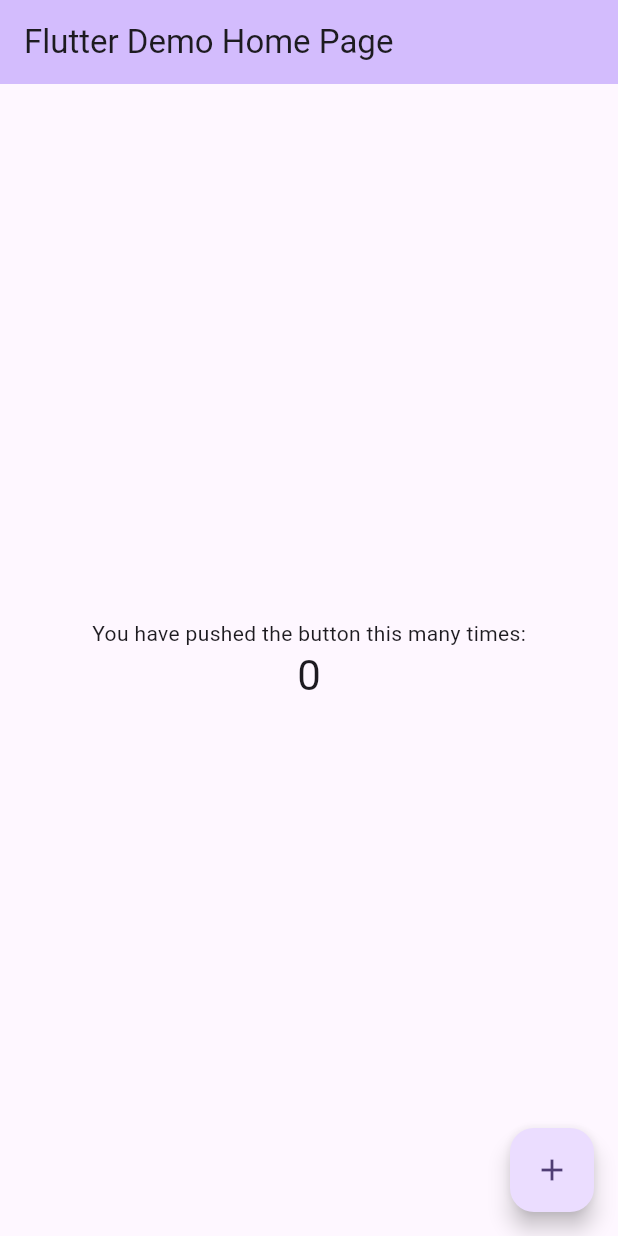
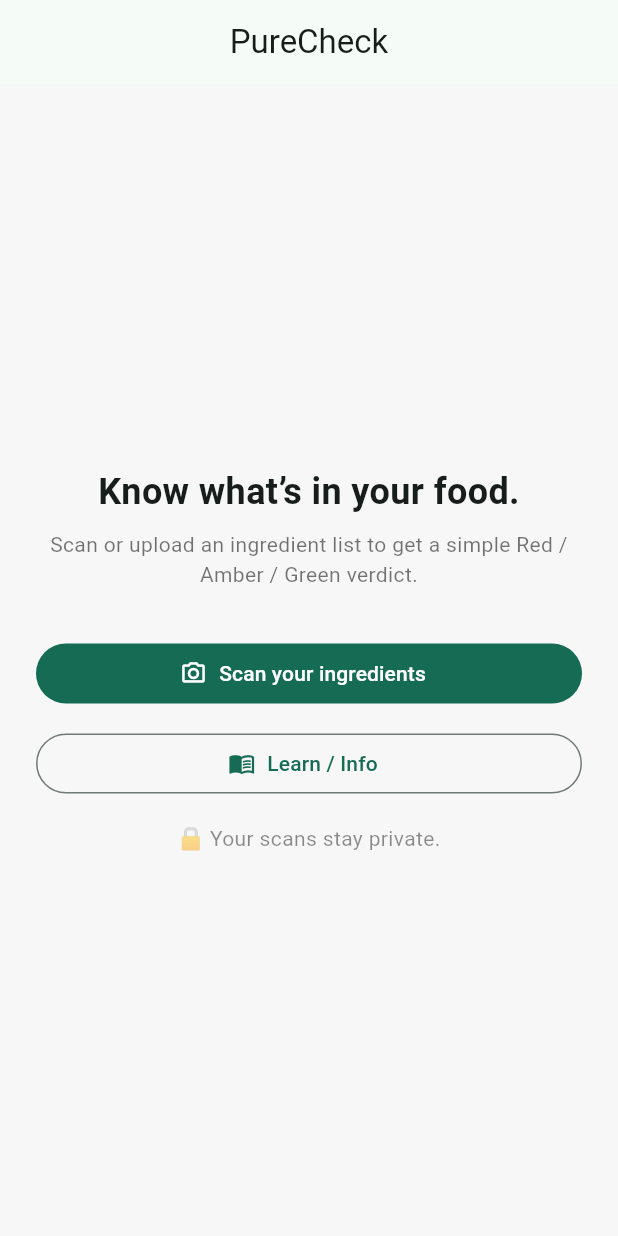
Before and after one commit to mgag-bus/purecheck, a Flutter app: the screen it shows after launch, on a phone screen of 412 x 824 dp. Run offline on Flutter 3.47's test engine with Material 3 defaults, Android fonts, the phone set to English and light mode, and no system bars.

Commit message:
feat: base app shell with Home screen and placeholders

```diff
--- /dev/null
+++ b/lib/features/home/home_screen.dart
@@ -0,0 +1,82 @@
+import 'package:flutter/material.dart';
+
+class HomeScreen extends StatelessWidget {
+  const HomeScreen({super.key});
+
+  @override
+  Widget build(BuildContext context) {
+    return Scaffold(
+      appBar: AppBar(
+        title: const Text('PureCheck'),
+        centerTitle: true,
+      ),
+      body: Padding(
+        padding: const EdgeInsets.all(24),
+        child: Column(
+          mainAxisAlignment: MainAxisAlignment.center,
+          children: [
+            const Text(
+              'Know what’s in your food.',
+              style: TextStyle(fontSize: 24, fontWeight: FontWeight.w600),
+              textAlign: TextAlign.center,
+            ),
+            const SizedBox(height: 8),
+            const Text(
+              'Scan or upload an ingredient list to get a simple Red / Amber / Green verdict.',
+              style: TextStyle(color: Colors.black54),
+              textAlign: TextAlign.center,
+            ),
+            const SizedBox(height: 32),
+            SizedBox(
+              width: double.infinity,
+              child: FilledButton.icon(
+                onPressed: () {
+                  // temporary navigation (we’ll wire real scan later)
+                  Navigator.of(context).push(
+                    MaterialPageRoute(builder: (_) => const _TempResultsPlaceholder()),
+                  );
+                },
+                icon: const Icon(Icons.photo_camera_outlined),
+                label: const Text('Scan your ingredients'),
+              ),
+            ),
+            const SizedBox(height: 12),
+            SizedBox(
+              width: double.infinity,
+              child: OutlinedButton.icon(
+                onPressed: () {
+                  Navigator.of(context).push(
+                    MaterialPageRoute(builder: (_) => const _TempLearnPlaceholder()),
+                  );
+                },
+                icon: const Icon(Icons.menu_book_outlined),
+                label: const Text('Learn / Info'),
+              ),
+            ),
+            const SizedBox(height: 16),
+            const Text('🔒 Your scans stay private.', style: TextStyle(color: Colors.black45)),
+          ],
+        ),
+      ),
+    );
+  }
+}
+
+// Temporary placeholders so navigation works; we’ll replace next steps.
+class _TempResultsPlaceholder extends StatelessWidget {
+  const _TempResultsPlaceholder({super.key});
+  @override
+  Widget build(BuildContext context) => Scaffold(
+        appBar: AppBar(title: const Text('Results')),
+        body: const Center(child: Text('Results Screen (placeholder)')),
+      );
+}
+
+class _TempLearnPlaceholder extends StatelessWidget {
+  const _TempLearnPlaceholder({super.key});
+  @override
+  Widget build(BuildContext context) => Scaffold(
+        appBar: AppBar(title: const Text('Learn / Info')),
+        body: const Center(child: Text('Learn / Info Screen (placeholder)')),
+      );
+}
--- a/lib/main.dart
+++ b/lib/main.dart
@@ -1,122 +1,23 @@
 import 'package:flutter/material.dart';
+import 'features/home/home_screen.dart';
 
 void main() {
-  runApp(const MyApp());
+  runApp(const PureCheckApp());
 }
 
-class MyApp extends StatelessWidget {
-  const MyApp({super.key});
+class PureCheckApp extends StatelessWidget {
+  const PureCheckApp({super.key});
 
-  // This widget is the root of your application.
   @override
   Widget build(BuildContext context) {
     return MaterialApp(
-      title: 'Flutter Demo',
+      title: 'PureCheck',
       theme: ThemeData(
-        // This is the theme of your application.
-        //
-        // TRY THIS: Try running your application with "flutter run". You'll see
-        // the application has a purple toolbar. Then, without quitting the app,
-        // try changing the seedColor in the colorScheme below to Colors.green
-        // and then invoke "hot reload" (save your changes or press the "hot
-        // reload" button in a Flutter-supported IDE, or press "r" if you used
-        // the command line to start the app).
-        //
-        // Notice that the counter didn't reset back to zero; the application
-        // state is not lost during the reload. To reset the state, use hot
-        // restart instead.
-        //
-        // This works for code too, not just values: Most code changes can be
-        // tested with just a hot reload.
-        colorScheme: ColorScheme.fromSeed(seedColor: Colors.deepPurple),
+        colorScheme: ColorScheme.fromSeed(seedColor: const Color(0xFF7BAA98)), // soft sage
+        useMaterial3: true,
+        scaffoldBackgroundColor: const Color(0xFFF7F7F7),
       ),
-      home: const MyHomePage(title: 'Flutter Demo Home Page'),
+      home: const HomeScreen(),
     );
   }
 }
-
-class MyHomePage extends StatefulWidget {
-  const MyHomePage({super.key, required this.title});
-
-  // This widget is the home page of your application. It is stateful, meaning
-  // that it has a State object (defined below) that contains fields that affect
-  // how it looks.
-
-  // This class is the configuration for the state. It holds the values (in this
-  // case the title) provided by the parent (in this case the App widget) and
-  // used by the build method of the State. Fields in a Widget subclass are
-  // always marked "final".
-
-  final String title;
-
-  @override
-  State<MyHomePage> createState() => _MyHomePageState();
-}
-
-class _MyHomePageState extends State<MyHomePage> {
-  int _counter = 0;
-
-  void _incrementCounter() {
-    setState(() {
-      // This call to setState tells the Flutter framework that something has
-      // changed in this State, which causes it to rerun the build method below
-      // so that the display can reflect the updated values. If we changed
-      // _counter without calling setState(), then the build method would not be
-      // called again, and so nothing would appear to happen.
-      _counter++;
-    });
-  }
-
-  @override
-  Widget build(BuildContext context) {
-    // This method is rerun every time setState is called, for instance as done
-    // by the _incrementCounter method above.
-    //
-    // The Flutter framework has been optimized to make rerunning build methods
-    // fast, so that you can just rebuild anything that needs updating rather
-    // than having to individually change instances of widgets.
-    return Scaffold(
-      appBar: AppBar(
-        // TRY THIS: Try changing the color here to a specific color (to
-        // Colors.amber, perhaps?) and trigger a hot reload to see the AppBar
-        // change color while the other colors stay the same.
-        backgroundColor: Theme.of(context).colorScheme.inversePrimary,
-        // Here we take the value from the MyHomePage object that was created by
-        // the App.build method, and use it to set our appbar title.
-        title: Text(widget.title),
-      ),
-      body: Center(
-        // Center is a layout widget. It takes a single child and positions it
-        // in the middle of the parent.
-        child: Column(
-          // Column is also a layout widget. It takes a list of children and
-          // arranges them vertically. By default, it sizes itself to fit its
-          // children horizontally, and tries to be as tall as its parent.
-          //
-          // Column has various properties to control how it sizes itself and
-          // how it positions its children. Here we use mainAxisAlignment to
-          // center the children vertically; the main axis here is the vertical
-          // axis because Columns are vertical (the cross axis would be
-          // horizontal).
-          //
-          // TRY THIS: Invoke "debug painting" (choose the "Toggle Debug Paint"
-          // action in the IDE, or press "p" in the console), to see the
-          // wireframe for each widget.
-          mainAxisAlignment: MainAxisAlignment.center,
-          children: <Widget>[
-            const Text('You have pushed the button this many times:'),
-            Text(
-              '$_counter',
-              style: Theme.of(context).textTheme.headlineMedium,
-            ),
-          ],
-        ),
-      ),
-      floatingActionButton: FloatingActionButton(
-        onPressed: _incrementCounter,
-        tooltip: 'Increment',
-        child: const Icon(Icons.add),
-      ), // This trailing comma makes auto-formatting nicer for build methods.
-    );
-  }
-}
```
Also changed, not shown: lib/main-old.dart (added, +122 -0 lines).
